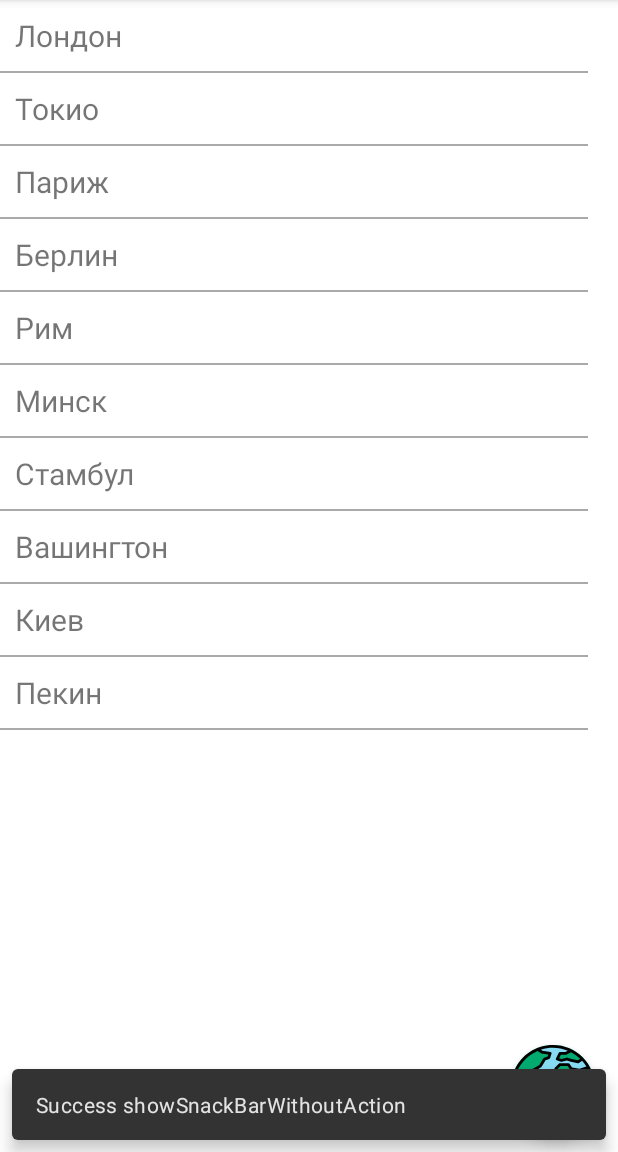
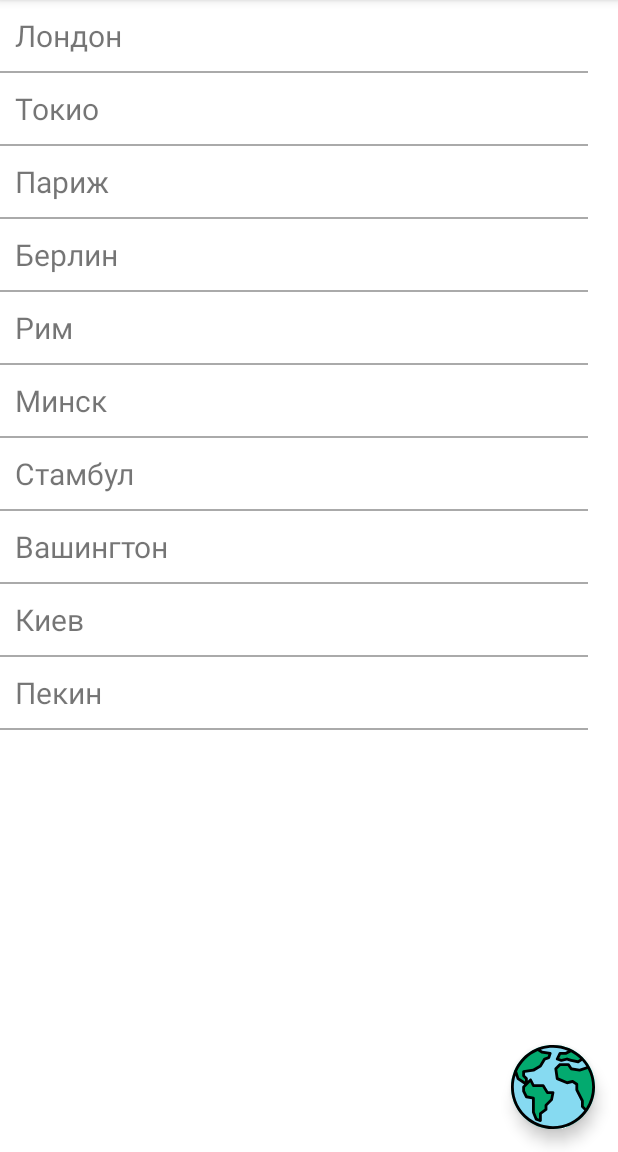
Before and after one commit to RomanovichAlex/MyWeatherApp, an Android app: the screen it shows after launch (MainActivity), after a tap on an icon or button, on a phone screen of 412 x 824 dp, the part 84-1236 px from its top. Run offline under Robolectric (Android 15) with nearby library versions, the phone set to English and light mode, and no system bars; our stand-ins replace Room's generated code.

Commit message:
Урок 7.8. Конец Сохраняем SharedPreferences is Russia... Делаем запрос в БД через вспомогательный поток Изменил входящие данные AppState.kt в Success и Error Попытался добавить диалоговое окно, и что то пошло не так

```diff
--- a/app/build.gradle
+++ b/app/build.gradle
@@ -8,6 +8,7 @@ apply plugin: 'kotlin-kapt'
 
 android {
     compileSdk 31
+    buildToolsVersion "30.0.3"
 
     //подключили Binding
     buildFeatures {
@@ -72,16 +73,17 @@ dependencies {
     //coil
     implementation 'io.coil-kt:coil:1.3.2'
 
+
     //retrofit2
     implementation 'com.squareup.retrofit2:retrofit:2.9.0'
     implementation 'com.squareup.retrofit2:converter-gson:2.9.0'
 
 
     //implementation 'com.squareup.okhttp3:okhttp:3.14.9'
+//gson
+    implementation 'com.google.code.gson:gson:2.8.8'
 
-    implementation 'com.google.code.gson:gson:2.8.8'
     implementation 'com.squareup.leakcanary:leakcanary-android:2.7'
-
     implementation 'androidx.core:core-ktx:1.7.0'
     implementation 'androidx.appcompat:appcompat:1.4.0'
     implementation 'com.google.android.material:material:1.4.0'
--- a/app/src/main/AndroidManifest.xml
+++ b/app/src/main/AndroidManifest.xml
@@ -3,6 +3,7 @@
     package="by.romanovich.theweatherapp">
 
     <uses-permission android:name="android.permission.INTERNET" />
+    <uses-permission android:name="android.permission.VIBRATE" />
 
     <application
         android:name=".room.App"
--- a/app/src/main/java/by/romanovich/theweatherapp/room/App.kt
+++ b/app/src/main/java/by/romanovich/theweatherapp/room/App.kt
@@ -32,7 +32,7 @@ class App: Application() {
                         //то создаём базу данных на уровне апликатион!, ссылка на бд и строим нашу бд нужен контекст и имя дата класса и имя бд
                     db = Room.databaseBuilder(appInstance!!.applicationContext,HistoryDatabase::class.java,DB_NAME)
                         //мы уверены что ничего плохого не случится тогда
-                        .allowMainThreadQueries() // TODO нужно убрать эту строку
+                        //.allowMainThreadQueries() // TODO нужно убрать эту строку
                             //и из нее получаем
                         .build()
                 }
--- a/app/src/main/java/by/romanovich/theweatherapp/view/main/MainFragment.kt
+++ b/app/src/main/java/by/romanovich/theweatherapp/view/main/MainFragment.kt
@@ -1,9 +1,11 @@
 package by.romanovich.theweatherapp.view.main
 
+import android.app.Activity
 import android.os.Bundle
 import android.view.LayoutInflater
 import android.view.View
 import android.view.ViewGroup
+import android.widget.Toast
 import androidx.fragment.app.Fragment
 import androidx.lifecycle.Observer
 import androidx.lifecycle.ViewModelProvider
@@ -14,7 +16,6 @@ import by.romanovich.theweatherapp.utils.BUNDLE_KEY
 import by.romanovich.theweatherapp.view.details.DetailsFragment
 import by.romanovich.theweatherapp.viewmodel.AppState
 import by.romanovich.theweatherapp.viewmodel.MainViewModel
-import com.google.android.material.snackbar.Snackbar
 
 
 class MainFragment : Fragment(), OnMyItemClickListener {
@@ -39,9 +40,6 @@ class MainFragment : Fragment(), OnMyItemClickListener {
     }
 
 
-    // для отображения по умолчанию русских городов
-    private var isRussian = true
-
     //во вью делаем ссылку на вью модел
     private val viewModel: MainViewModel by lazy {
         ViewModelProvider(this).get(MainViewModel::class.java)
@@ -60,15 +58,17 @@ class MainFragment : Fragment(), OnMyItemClickListener {
         //сообщаем об изминениях в renderData
         //LifecycleOwner-встроенный во фрагмент(и в активити то же)
         viewModel.getLiveData().observe(viewLifecycleOwner, Observer<AppState> { renderData(it) })
-        viewModel.getWeatherFromLocalSourceRus()
     }
 
     private fun initView() {
+        var isRussian = requireActivity().getPreferences(Activity.MODE_PRIVATE).getBoolean("isRussian",true)
+        initLocation(isRussian)
         with(binding) {
             mainFragmentRecyclerView.adapter = adapter
             //по нажатию на кнопку русские города в мировые
             mainFragmentFAB.setOnClickListener {
-                sentRequest()
+                isRussian = !isRussian
+                initLocation(isRussian)
             }
         }
     }
@@ -83,16 +83,19 @@ class MainFragment : Fragment(), OnMyItemClickListener {
             binding.mainFragmentFAB.setImageResource(R.drawable.ic_earth)
         }
     }*/
-    private fun sentRequest() {
-        isRussian = ! isRussian
-        with(binding) {
-            if (isRussian) {
-                viewModel.getWeatherFromLocalSourceRus()
-                mainFragmentFAB.setImageResource(R.drawable.ic_russia)
-            } else {
-                viewModel.getWeatherFromLocalSourceWorld()
-                mainFragmentFAB.setImageResource(R.drawable.ic_earth)
-            }
+    private fun initLocation(isRussian:Boolean) {
+        with(viewModel){
+            if (isRussian) getWeatherFromLocalSourceRus()
+            else getWeatherFromLocalSourceWorld()
+        }
+        if (isRussian) {
+            viewModel.getWeatherFromLocalSourceRus()
+            binding.mainFragmentFAB.setImageResource(R.drawable.ic_russia)
+            requireActivity().getPreferences(Activity.MODE_PRIVATE).edit().putBoolean("isRussian", true).apply()
+        } else {
+            viewModel.getWeatherFromLocalSourceWorld()
+            binding.mainFragmentFAB.setImageResource(R.drawable.ic_earth)
+            requireActivity().getPreferences(Activity.MODE_PRIVATE).edit().putBoolean("isRussian", false).apply()
         }
     }
 
@@ -121,10 +124,8 @@ class MainFragment : Fragment(), OnMyItemClickListener {
         with(binding) {
             when (appState) {
                 is AppState.Error -> {
-                    mainFragmentLoadingLayout.visibility = View.GONE
-                    root.showSnackBar("R.string.Error", "R.string.retryAgein",
-                        { viewModel.getWeatherFromLocalSourceRus() }, Snackbar.LENGTH_INDEFINITE
-                    )
+                    Toast.makeText(requireContext(),appState.error, Toast.LENGTH_SHORT).show()
+                    initView()
                     /* Snackbar.make(root, getString(R.string.Error), Snackbar.LENGTH_LONG)
                          .setAction(R.string.retryAgein) {
                              sentRequest()
@@ -136,17 +137,14 @@ class MainFragment : Fragment(), OnMyItemClickListener {
                 is AppState.Success -> {
                     mainFragmentLoadingLayout.visibility = View.GONE
                     adapter.setWeather(appState.weatherData)
-                    root.showSnackBarWithoutAction(
-                        getString(R.string.Success_show),
-                        Snackbar.LENGTH_LONG
-                    )
+                    //root.showSnackBarWithoutAction(getString(R.string.Success_show), Snackbar.LENGTH_LONG)
                 }
             }
         }
     }
 
-    //View-как санстрейн лайаут как ресивер,
-    private fun View.showSnackBarWithoutAction(text: String, length: Int) {
+
+    /*private fun View.showSnackBarWithoutAction(text: String, length: Int) {
         Snackbar.make(this, text, length).show()
     }
 
@@ -157,7 +155,7 @@ class MainFragment : Fragment(), OnMyItemClickListener {
         length: Int = Snackbar.LENGTH_INDEFINITE
     ) {
         Snackbar.make(this, text, length).setAction(actionText, action).show()
-    }
+    }*/
 
 
     // Важно! Обязательно обнуляем _binding в onDestroyView, чтобы избежать утечек и не желаемого
--- a/app/src/main/java/by/romanovich/theweatherapp/viewmodel/AppState.kt
+++ b/app/src/main/java/by/romanovich/theweatherapp/viewmodel/AppState.kt
@@ -14,5 +14,5 @@ sealed class AppState {
    // data class SuccessCity(val weatherData: List<Weather>) : AppState()
    // data class SuccessDetails(val weatherData: WeatherDTO) : AppState()
 
-    data class Error(val error:Int, val code:Int): AppState()
+    data class Error(val error:String, val code:Int): AppState()
 }
--- a/app/src/main/java/by/romanovich/theweatherapp/viewmodel/DetailsViewModel.kt
+++ b/app/src/main/java/by/romanovich/theweatherapp/viewmodel/DetailsViewModel.kt
@@ -47,7 +47,7 @@ class DetailsViewModel(
     private val callback = object : Callback<WeatherDTO> {
        //когда не достучался до сервера
        override fun onFailure(call: Call<WeatherDTO>, t: Throwable) {
-           liveData.postValue(AppState.Error(R.string.ServerError,0))
+           liveData.postValue(AppState.Error(R.string.errorOnServer,0))
        }
        //ответ сервера
        override fun onResponse(call:Call<WeatherDTO>, response: Response<WeatherDTO>) {
@@ -59,7 +59,7 @@ class DetailsViewModel(
                            converterDTOtoModel(it)))
                }
            } else {
-               liveData.postValue(AppState.Error(R.string.ServerError,response.code()))
+               liveData.postValue(AppState.Error(R.string.codeError,response.code()))
            }
        }
     }
--- a/app/src/main/res/layout/fragment_history.xml
+++ b/app/src/main/res/layout/fragment_history.xml
@@ -3,7 +3,6 @@
     xmlns:app="http://schemas.android.com/apk/res-auto"
     android:layout_width="match_parent"
     android:layout_height="match_parent"
-    xmlns:tools="http://schemas.android.com/tools"
     android:background="@color/white"
     android:fitsSystemWindows="true">
 
--- a/app/src/main/res/layout/fragment_history_recycler_city_item.xml
+++ b/app/src/main/res/layout/fragment_history_recycler_city_item.xml
@@ -1,6 +1,5 @@
 <?xml version="1.0" encoding="utf-8"?>
 <LinearLayout xmlns:android="http://schemas.android.com/apk/res/android"
-    xmlns:app="http://schemas.android.com/apk/res-auto"
     xmlns:tools="http://schemas.android.com/tools"
     android:id="@+id/itemContainer"
     android:layout_width="match_parent"
--- /dev/null
+++ b/app/src/main/res/values/ids.xml
@@ -0,0 +1,4 @@
+<?xml version="1.0" encoding="utf-8"?>
+<resources>
+    <item name="codeTextView" type="id">strings</item>
+</resources>
```
Also changed, not shown: app/src/main/java/by/romanovich/theweatherapp/repository/RepositoryLocalImpl.kt (+12 -3 lines), app/src/main/java/by/romanovich/theweatherapp/view/details/DetailsFragment.kt (+28 -8 lines), app/src/main/java/by/romanovich/theweatherapp/viewmodel/HistoryViewModel.kt (+7 -3 lines), app/src/main/res/layout/dialog_error.xml (added, +47 -0 lines), app/src/main/res/values/strings.xml (+7 -0 lines).
